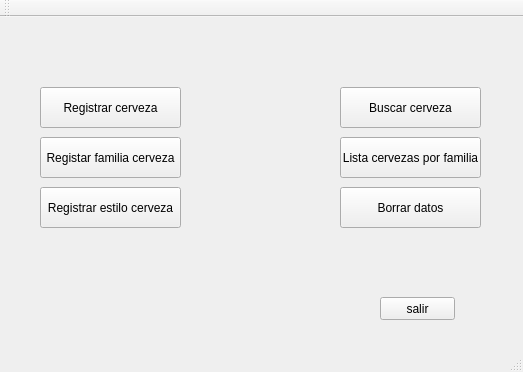
Above: EDCervezas/ventanaprincipal.ui from RARUTO21/EDProgra2 before the change. Below: the same form after it.
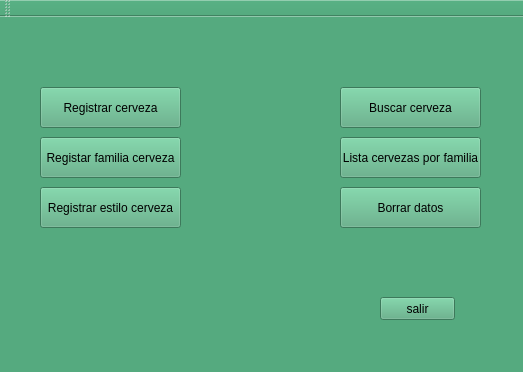
That is the form after the change.

```diff
--- a/EDCervezas/ventanaprincipal.ui
+++ b/EDCervezas/ventanaprincipal.ui
@@ -13,7 +13,9 @@
   <property name="windowTitle">
    <string>VentanaPrincipal</string>
   </property>
-  <widget class="QWidget" name="centralWidget"/>
+  <property name="styleSheet">
+   <string notr="true">background-color: rgb(85, 170, 127);</string>
+  </property>
   <widget class="QWidget" name="centralWidget">
    <widget class="QPushButton" name="btnRegCerveza">
     <property name="geometry">
@@ -24,6 +26,9 @@
       <height>41</height>
      </rect>
     </property>
+    <property name="styleSheet">
+     <string notr="true"/>
+    </property>
     <property name="text">
      <string>Registrar cerveza</string>
     </property>
@@ -76,6 +81,9 @@
       <height>41</height>
      </rect>
     </property>
+    <property name="styleSheet">
+     <string notr="true"/>
+    </property>
     <property name="text">
      <string>Buscar cerveza</string>
     </property>
@@ -89,6 +97,9 @@
       <height>41</height>
      </rect>
     </property>
+    <property name="styleSheet">
+     <string notr="true"/>
+    </property>
     <property name="text">
      <string>Lista cervezas por familia</string>
     </property>
@@ -107,7 +118,6 @@
     </property>
    </widget>
   </widget>
->>>>>>> origin/master
   <widget class="QMenuBar" name="menuBar">
    <property name="geometry">
     <rect>
```
